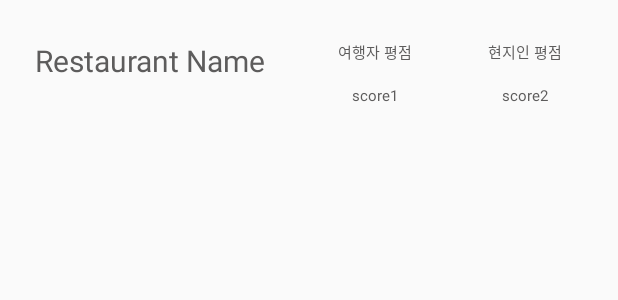
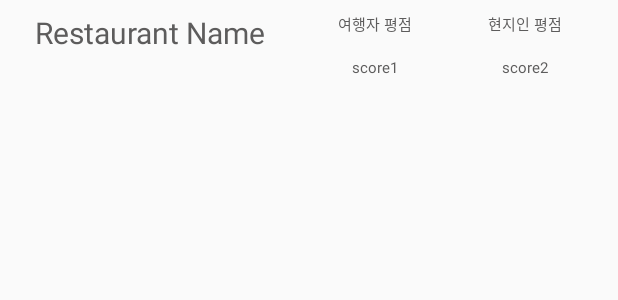
Before and after one commit to j0077/Hackathon, an Android app: the layout activity_info.xml on its own in the app's theme, with its tools: preview values and no code run, on a phone screen of 412 x 824 dp. Shown: the top 300 px of the screen. Run offline under Robolectric (Android 15) with nearby library versions, the phone set to English and light mode, and no system bars.

```diff
--- a/MyApplication3/app/src/main/res/layout/activity_info.xml
+++ b/MyApplication3/app/src/main/res/layout/activity_info.xml
@@ -1,79 +1,82 @@
 <?xml version="1.0" encoding="utf-8"?>
-<android.support.constraint.ConstraintLayout xmlns:android="http://schemas.android.com/apk/res/android"
+<android.support.constraint.ConstraintLayout
+    xmlns:android="http://schemas.android.com/apk/res/android"
+    xmlns:app="http://schemas.android.com/apk/res-auto"
     xmlns:tools="http://schemas.android.com/tools"
     android:layout_width="match_parent"
-    android:layout_height="match_parent"
-    xmlns:app="http://schemas.android.com/apk/res-auto">
+    android:layout_height="match_parent">
 
     <TableLayout
+        android:id="@+id/toptable"
         android:layout_width="wrap_content"
         android:layout_height="wrap_content"
-        android:layout_marginTop="100dp"
-        android:id="@+id/toptable"
-        app:layout_constraintTop_toTopOf="parent"
+        android:layout_marginTop="8dp"
         app:layout_constraintLeft_toLeftOf="parent"
-        app:layout_constraintBottom_toTopOf="@id/recycler_view">
+        app:layout_constraintTop_toTopOf="parent">
 
 
         <TableRow>
+
             <TextView
+                android:id="@+id/idrName"
                 android:layout_width="200dp"
                 android:layout_height="wrap_content"
-                android:gravity = "center_horizontal"
                 android:layout_gravity="bottom"
+                android:gravity="center_horizontal"
                 android:text="Restaurant Name"
-                android:textSize="20dp"
                 android:textColor="#5d5c5c"
-                android:id="@+id/idrName"/>
+                android:textSize="20dp" />
 
             <TextView
                 android:layout_width="100dp"
                 android:layout_height="wrap_content"
                 android:gravity="center"
                 android:text="여행자 평점"
-                android:textSize="10dp"
-                android:textColor="#5d5c5c"/>
+                android:textColor="#5d5c5c"
+                android:textSize="10dp" />
 
             <TextView
                 android:layout_width="100dp"
                 android:layout_height="wrap_content"
                 android:gravity="center"
                 android:text="현지인 평점"
-                android:textSize="10dp"
-                android:textColor="#5d5c5c"/>
+                android:textColor="#5d5c5c"
+                android:textSize="10dp" />
 
         </TableRow>
 
         <TableRow>
 
+            <TextView android:text="" />
+
             <TextView
-                android:text="" />
-            <TextView
+                android:id="@+id/tScore"
                 android:layout_width="wrap_content"
                 android:layout_height="wrap_content"
                 android:layout_gravity="center"
                 android:text="score1"
-                android:textSize="10dp"
                 android:textColor="#5d5c5c"
-                android:id="@+id/tScore"/>
+                android:textSize="10dp" />
+
             <TextView
+                android:id="@+id/lScore"
                 android:layout_width="wrap_content"
                 android:layout_height="wrap_content"
                 android:layout_gravity="center"
                 android:text="score2"
-                android:textSize="10dp"
                 android:textColor="#5d5c5c"
-                android:id="@+id/lScore"/>
+                android:textSize="10dp" />
         </TableRow>
 
     </TableLayout>
 
     <android.support.v7.widget.RecyclerView
-        android:layout_constraintTop_toBottomOf="@id/toptable"
-        android:layout_constraintLeft_toLeftOf="parent"
+        android:id="@+id/recycler_view"
         android:layout_width="match_parent"
-        android:layout_height="wrap_content"
+        android:layout_height="0dp"
         android:scrollbars="vertical"
-        android:id="@+id/recycler_view"/>
+        app:layout_constraintBottom_toBottomOf="parent"
+        app:layout_constraintTop_toBottomOf="@+id/toptable"
+        tools:layout_editor_absoluteX="0dp" />
 
 </android.support.constraint.ConstraintLayout>
--- a/MyApplication3/app/src/main/res/values/styles.xml
+++ b/MyApplication3/app/src/main/res/values/styles.xml
@@ -5,7 +5,7 @@
         <!-- Customize your theme here. -->
         <item name="colorPrimary">@color/colorPrimary</item>
         <item name="colorPrimaryDark">@color/colorPrimaryDark</item>
-        <item name="colorAccent">@color/colorAccent</item>
+        <item name="colorAccent">@color/colorPrimary</item>
     </style>
 
 </resources>
```
Also changed, not shown: MyApplication3/app/src/main/java/com/example/myapplication/MainActivity.java (+50 -11 lines), MyApplication3/app/src/main/java/com/example/myapplication/models/RestaurantModel.java (+16 -0 lines).
